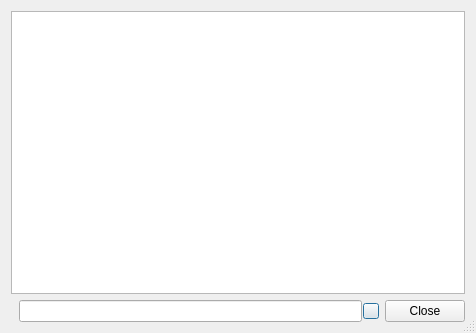
First picture: the form in retroshare-gui/src/gui/im_history/ImHistoryBrowser.ui, repository RetroShare/RetroShare, before the edit.
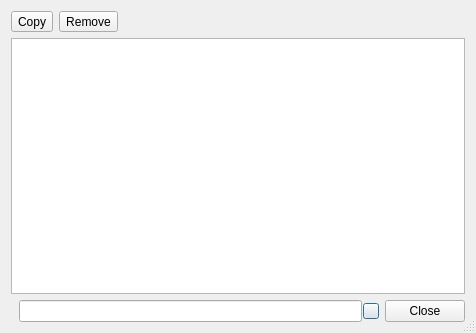
Second picture: the form after the edit. Icons and pictures are not drawn.

Commit message: Added remove, copy to clipboard and resend of messages in History Browser. Clear history in PeersDialog don't remove messages from the History Keeper.

Patch:
```diff
--- a/retroshare-gui/src/gui/im_history/ImHistoryBrowser.ui
+++ b/retroshare-gui/src/gui/im_history/ImHistoryBrowser.ui
@@ -14,7 +14,7 @@
    <string>Message History</string>
   </property>
   <property name="windowIcon">
-   <iconset resource="../images.qrc">
+   <iconset>
     <normaloff>:/images/rstray3.png</normaloff>:/images/rstray3.png</iconset>
   </property>
   <property name="sizeGripEnabled">
@@ -23,7 +23,7 @@
   <layout class="QGridLayout" name="gridLayout">
    <item row="0" column="0">
     <layout class="QGridLayout" name="mainLayout">
-     <item row="1" column="0">
+     <item row="7" column="0">
       <layout class="QHBoxLayout" name="bottomLine">
        <item>
         <layout class="QHBoxLayout" name="filterLayout">
@@ -36,7 +36,7 @@
             <string/>
            </property>
            <property name="pixmap">
-            <pixmap resource="../images.qrc">:/images/find-16.png</pixmap>
+            <pixmap>:/images/find-16.png</pixmap>
            </property>
           </widget>
          </item>
@@ -44,7 +44,7 @@
           <widget class="QLineEdit" name="filterPatternLineEdit"/>
          </item>
          <item>
-          <widget class="QPushButton" name="clearButton">
+          <widget class="QPushButton" name="clearFilterButton">
            <property name="minimumSize">
             <size>
              <width>16</width>
@@ -97,8 +97,66 @@
        </item>
       </layout>
      </item>
+     <item row="6" column="0">
+      <widget class="QListWidget" name="listWidget">
+       <property name="contextMenuPolicy">
+        <enum>Qt::CustomContextMenu</enum>
+       </property>
+       <property name="selectionMode">
+        <enum>QAbstractItemView::ExtendedSelection</enum>
+       </property>
+      </widget>
+     </item>
      <item row="0" column="0">
-      <widget class="QListWidget" name="listWidget"/>
+      <layout class="QHBoxLayout" name="horizontalLayout">
+       <item>
+        <widget class="QToolButton" name="copyButton">
+         <property name="focusPolicy">
+          <enum>Qt::NoFocus</enum>
+         </property>
+         <property name="text">
+          <string>Copy</string>
+         </property>
+         <property name="icon">
+          <iconset>
+           <normaloff>:/images/copy.png</normaloff>:/images/copy.png</iconset>
+         </property>
+         <property name="toolButtonStyle">
+          <enum>Qt::ToolButtonTextBesideIcon</enum>
+         </property>
+        </widget>
+       </item>
+       <item>
+        <widget class="QToolButton" name="removeButton">
+         <property name="focusPolicy">
+          <enum>Qt::NoFocus</enum>
+         </property>
+         <property name="text">
+          <string>Remove</string>
+         </property>
+         <property name="icon">
+          <iconset>
+           <normaloff>:/images/delete.png</normaloff>:/images/delete.png</iconset>
+         </property>
+         <property name="toolButtonStyle">
+          <enum>Qt::ToolButtonTextBesideIcon</enum>
+         </property>
+        </widget>
+       </item>
+       <item>
+        <spacer name="horizontalSpacer">
+         <property name="orientation">
+          <enum>Qt::Horizontal</enum>
+         </property>
+         <property name="sizeHint" stdset="0">
+          <size>
+           <width>40</width>
+           <height>20</height>
+          </size>
+         </property>
+        </spacer>
+       </item>
+      </layout>
      </item>
     </layout>
    </item>
```
Left out of the diff: 4 changed lines with no effect on the pictures. The commit also changes 12 other files.
